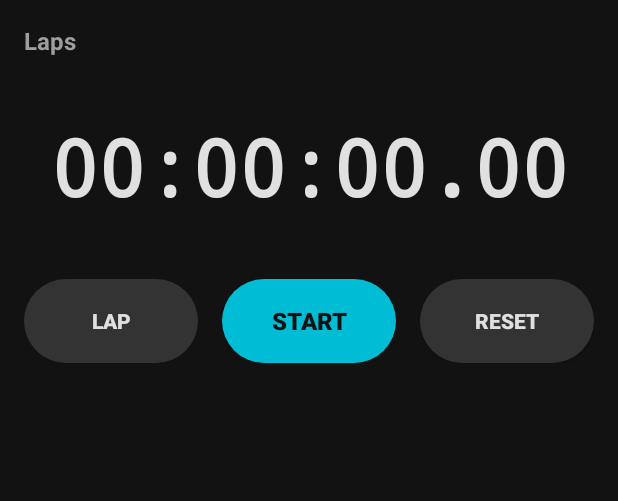
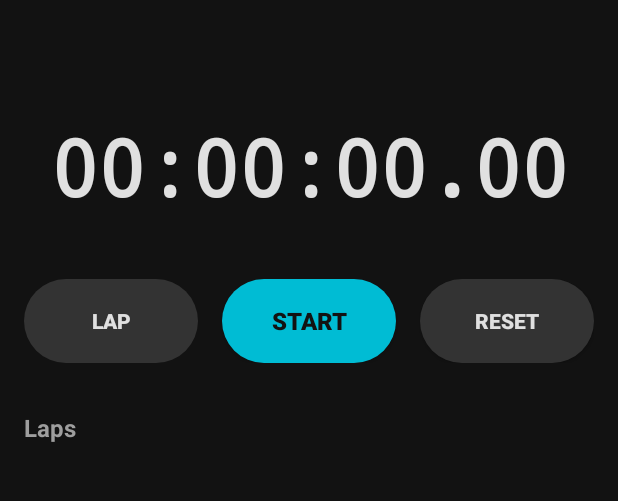
Before and after one commit to jnetai-clawbot/StopWatch, an Android app: the screen it shows after launch (MainActivity), on a phone screen of 412 x 824 dp, the part 156-657 px from its top. Run offline under Robolectric (Android 15) with nearby library versions, the light colour scheme and no system bars; 1 statement that could not run was skipped.

Commit message:
Fix: NotSibling lint error in fragment_stopwatch.xml, update keystore secrets

```diff
--- a/app/src/main/res/layout/fragment_stopwatch.xml
+++ b/app/src/main/res/layout/fragment_stopwatch.xml
@@ -23,6 +23,7 @@
 
     <!-- Control Buttons -->
     <LinearLayout
+        android:id="@+id/ll_buttons"
         android:layout_width="0dp"
         android:layout_height="wrap_content"
         android:layout_marginTop="40dp"
@@ -75,7 +76,7 @@
         android:textSize="16sp"
         android:textStyle="bold"
         app:layout_constraintStart_toStartOf="parent"
-        app:layout_constraintTop_toBottomOf="@id/btn_lap"
+        app:layout_constraintTop_toBottomOf="@id/ll_buttons"
         app:layout_goneMarginTop="32dp" />
 
     <!-- Lap History -->
```
Also changed, not shown: 1 other file.
